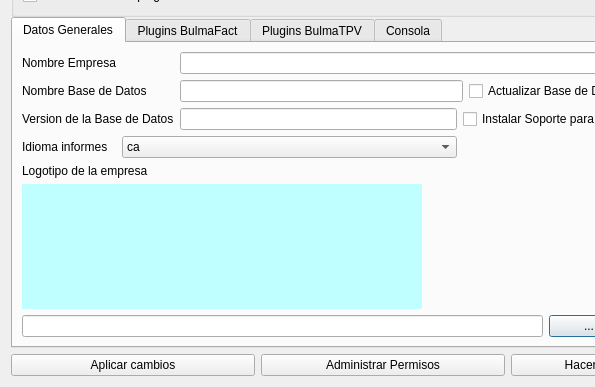
The window that bulmages/bulmasetup/modificarfacturacionbase.ui (eboladev/Bulmages-1) describes before a commit, drawn with Qt 5; both pictures show x 0 to 595 and y 83 to 470 of the 1016 by 470 pixel window.
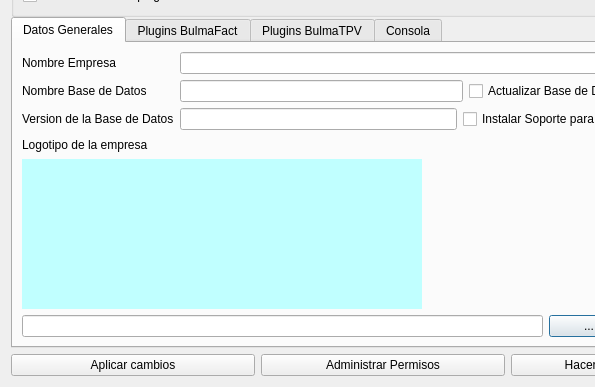
The same window after the commit. Icons and pictures are not drawn.

```diff
--- a/bulmages/bulmasetup/modificarfacturacionbase.ui
+++ b/bulmages/bulmasetup/modificarfacturacionbase.ui
@@ -163,33 +163,7 @@
              </property>
             </widget>
            </item>
-           <item row="3" column="0">
-            <widget class="QLabel" name="label_6">
-             <property name="text">
-              <string>Idioma informes</string>
-             </property>
-            </widget>
-           </item>
-           <item row="3" column="1" colspan="2">
-            <widget class="QComboBox" name="mui_idioma">
-             <item>
-              <property name="text">
-               <string>ca</string>
-              </property>
-             </item>
-             <item>
-              <property name="text">
-               <string>es</string>
-              </property>
-             </item>
-             <item>
-              <property name="text">
-               <string>fr</string>
-              </property>
-             </item>
-            </widget>
-           </item>
-           <item row="4" column="0" colspan="5">
+           <item row="3" column="0" colspan="5">
             <layout class="QGridLayout" name="gridLayout_2">
              <item row="1" column="0">
               <widget class="QLabel" name="mui_img">
```
